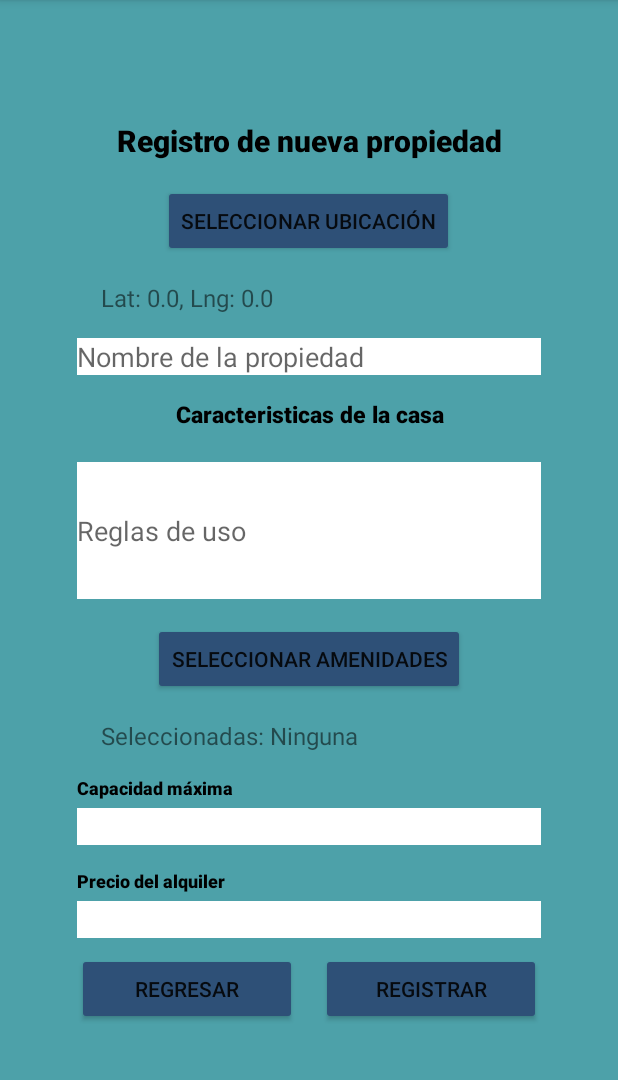
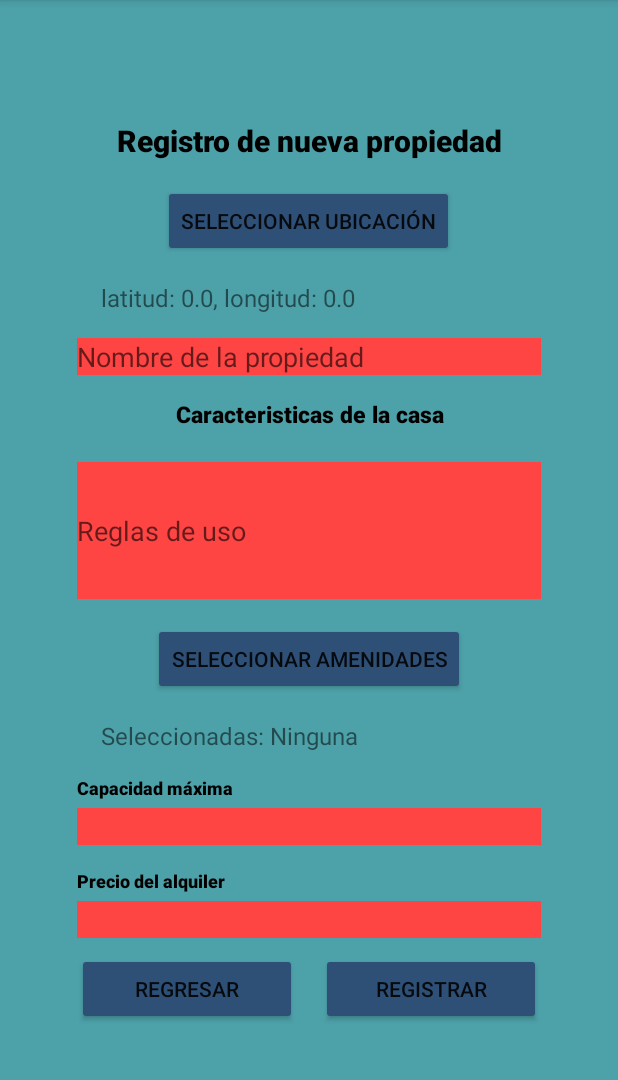
Before and after one commit to stphnVi/IntelliHome_Automation_Project, an Android app: the RegistroCasa screen opened directly, with no data from a screen before it, after a tap on "REGISTRAR", on a phone screen of 412 x 824 dp, the part 84-1164 px from its top. Run offline under Robolectric (Android 15) with nearby library versions, the phone set to English and light mode, and no system bars.

Commit message:
[Update] Campos Obligatorios registro de casas

```diff
--- a/MiPrimerAplicacion/app/src/main/java/com/example/miprimeraplicacion/MainActivity.java
+++ b/MiPrimerAplicacion/app/src/main/java/com/example/miprimeraplicacion/MainActivity.java
@@ -117,10 +117,6 @@ public class MainActivity extends AppCompatActivity {
                 String messageSend = "func: login, " + "userEmail: " + userEmail + ", password: " + password;
                 Socket.sendMessage(messageSend);
             }
-
-            //textViewChat.append("Yo: " + message + "\n");
-            // editTextMessage.setText("");
-
         });
 
         buttonExit.setOnClickListener(view -> {
--- a/MiPrimerAplicacion/app/src/main/java/com/example/miprimeraplicacion/RegistroCasa.java
+++ b/MiPrimerAplicacion/app/src/main/java/com/example/miprimeraplicacion/RegistroCasa.java
@@ -3,9 +3,12 @@ package com.example.miprimeraplicacion;
 import android.content.Intent;
 import android.os.Bundle;
 
+import android.os.Handler;
+import android.os.Looper;
 import android.widget.Button;
 import android.widget.EditText;
 import android.widget.TextView;
+import android.widget.Toast;
 
 import androidx.appcompat.app.AlertDialog;
 import androidx.appcompat.app.AppCompatActivity;
@@ -77,7 +80,7 @@ public class RegistroCasa extends AppCompatActivity {
 
         // Mostrar las coordenadas en el TextView (o usarlas como lo necesites)
         textoUbicaciones = findViewById(R.id.textoUbicaciones);
-        textoUbicaciones.setText("Lat: " + latitud + ", Lng: " + longitud);
+        textoUbicaciones.setText("latitud: " + latitud + ", longitud: " + longitud);
 
 
         //Amenidades
@@ -135,9 +138,33 @@ public class RegistroCasa extends AppCompatActivity {
             String amenidades = textoSeleccionadas.getText().toString();
             String Ubicaciones = textoUbicaciones.getText().toString();
 
-            String messageSend = "func: regcasa" + ", nombre de la propiedad: " + nombrepropiedad + ", Ubicacion:" + Ubicaciones + ", reglas de uso: " + reglasuso + ", amenidades:" + amenidades + ", capacidad maxima: " + capacidadmaxima + ", precio: " +  precio;
-            Socket.sendMessage(messageSend);
+            // Validar campos vacíos
 
+            if (nombrepropiedad.isEmpty()) {
+                marcarCampoTemporalmente(nombrepropiedadEditText);
+            }
+
+            if (reglasuso.isEmpty()) {
+                marcarCampoTemporalmente(reglasusoEditText);
+            }
+
+            if (capacidadmaxima.isEmpty()) {
+                marcarCampoTemporalmente(capacidadmaximaEditText);
+            }
+
+            if (precio.isEmpty()) {
+                marcarCampoTemporalmente(precioEditText);
+            }
+
+            if (Ubicaciones.equals("latitud: 0.0, longitud: 0.0")) {
+                //Mensaje de completar
+                Toast.makeText(this, "No agregaste la ubicacion", Toast.LENGTH_SHORT).show();
+            }
+
+            if (!nombrepropiedad.isEmpty() && !reglasuso.isEmpty() && !capacidadmaxima.isEmpty() && !precio.isEmpty() && !Ubicaciones.isEmpty()) {
+                String messageSend = "func: regcasa" + ", nombre de la propiedad: " + nombrepropiedad + ", Ubicacion:" + Ubicaciones + ", reglas de uso: " + reglasuso + ", amenidades:" + amenidades + ", capacidad maxima: " + capacidadmaxima + ", precio: " + precio;
+                Socket.sendMessage(messageSend);
+            }
 
 
         });
@@ -165,7 +192,17 @@ public class RegistroCasa extends AppCompatActivity {
 
         }).start();
 
+    }
 
+    // Método para cambiar el fondo de un campo a rojo temporalmente
+    private void marcarCampoTemporalmente(EditText editText) {
+        // Cambiar el fondo a rojo
+        editText.setBackgroundResource(android.R.color.holo_red_light);
+
+        // Restaurar el fondo blanco después de 3 segundos
+        new Handler(Looper.getMainLooper()).postDelayed(() -> {
+            editText.setBackgroundResource(android.R.color.white); // Reestablecer el color blanco
+        }, 2000); // 2000 ms = 2 segundos
     }
 
     /**
```
Also changed, not shown: 2 other files.
